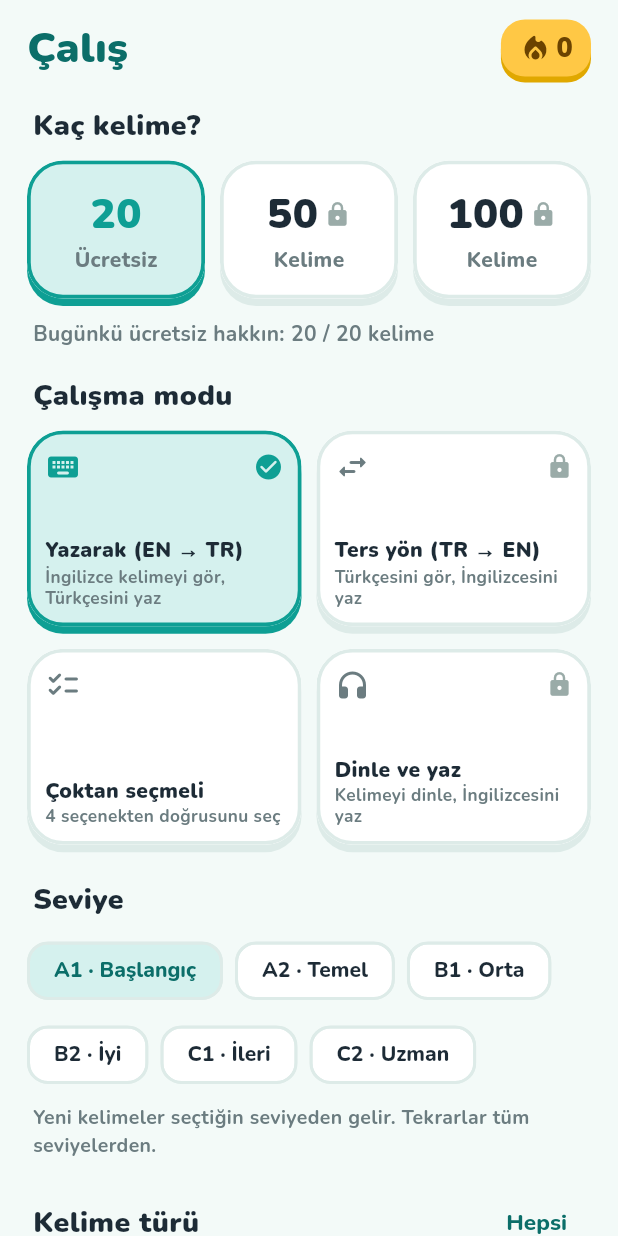
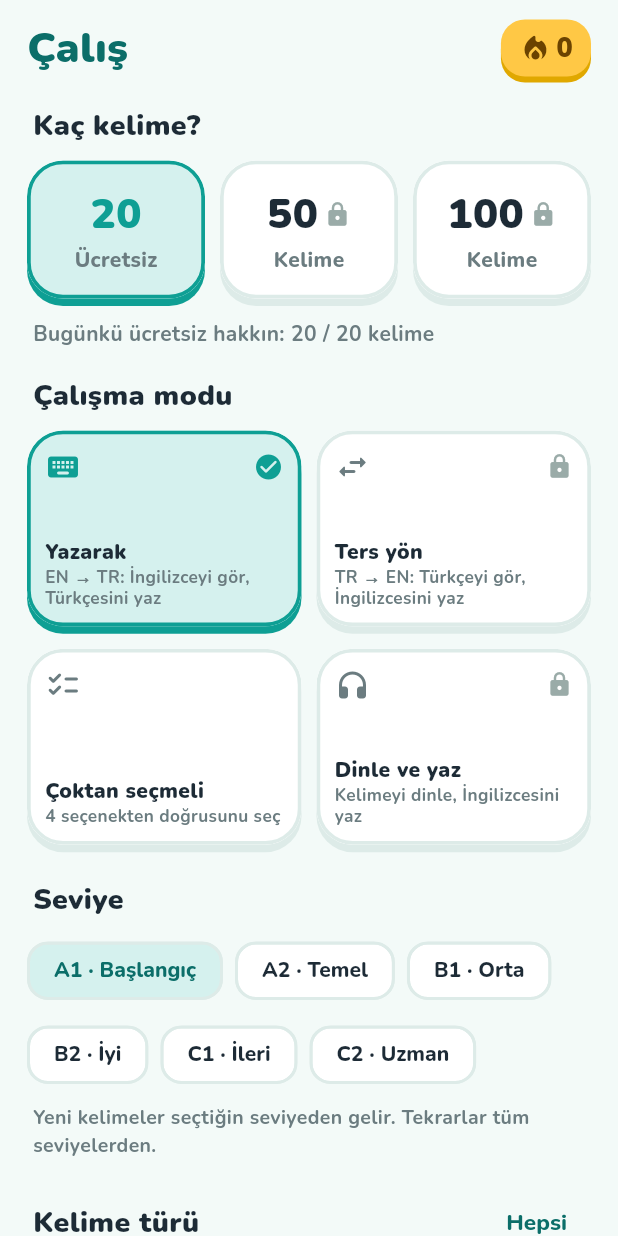
Before and after one commit to umitvatansever0/mobile-app-english-language, a Flutter app: the StudyScreen screen opened directly, on a phone screen of 412 x 824 dp. Run offline on Flutter 3.47's test engine with Material 3 defaults, Android fonts, the phone set to English and light mode, and no system bars; our stand-ins replace flutter_tts, google_mobile_ads, shared_preferences, sqflite; missing offline and left inert: purchases_flutter; accounts and stored records are empty.

Commit message:
fix(ui): shorter study mode titles so they don't truncate
Co-Authored-By: Claude Opus 5.5 <noreply@anthropic.com>
Claude-Session: https://claude.ai/code/session_01GU8uYh3sDTMyAoALWoNYWb

```diff
--- a/lib/logic/session_builder.dart
+++ b/lib/logic/session_builder.dart
@@ -5,8 +5,8 @@ import '../models/word_progress.dart';
 
 /// Çalışma modu.
 enum StudyMode {
-  typeTr('Yazarak (EN → TR)', 'İngilizce kelimeyi gör, Türkçesini yaz'),
-  typeEn('Ters yön (TR → EN)', 'Türkçesini gör, İngilizcesini yaz'),
+  typeTr('Yazarak', 'EN → TR: İngilizceyi gör, Türkçesini yaz'),
+  typeEn('Ters yön', 'TR → EN: Türkçeyi gör, İngilizcesini yaz'),
   choice('Çoktan seçmeli', '4 seçenekten doğrusunu seç'),
   listen('Dinle ve yaz', 'Kelimeyi dinle, İngilizcesini yaz');
 
```
